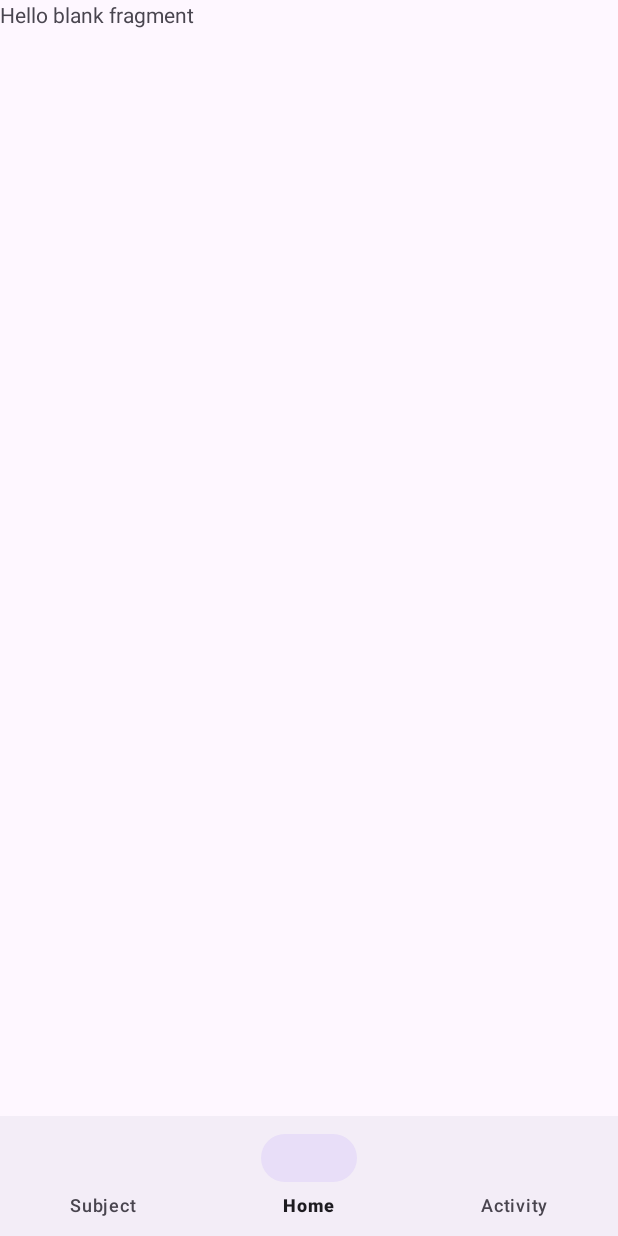
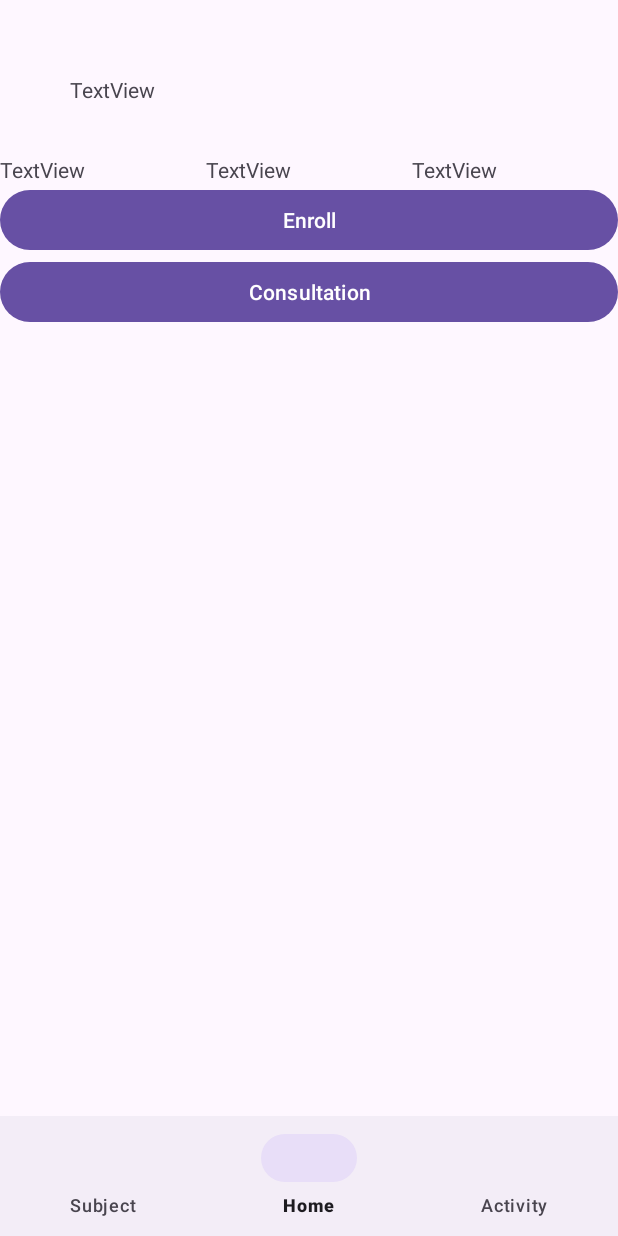
Before and after one commit to Chuanzz7/mobile_final, an Android app: the SubjectFragment screen opened through its navigation route, on a phone screen of 412 x 824 dp. Run offline under Robolectric (Android 15) with nearby library versions, the phone set to English and light mode, and no system bars; our stand-ins replace navigation-ui.

Commit message:
ui update

```diff
--- a/app/src/main/res/drawable/rounded_border.xml
+++ b/app/src/main/res/drawable/rounded_border.xml
@@ -2,7 +2,7 @@
 <shape xmlns:android="http://schemas.android.com/apk/res/android">
     <solid android:color="#ffffffff"/>
 
-    <stroke android:width="3dp"
+    <stroke android:width="1dp"
         android:color="#ff000000"
         />
 
--- a/app/src/main/res/layout/container_activity.xml
+++ b/app/src/main/res/layout/container_activity.xml
@@ -6,19 +6,19 @@
     android:layout_height="wrap_content"
     android:layout_marginTop="20dp"
     android:background="@drawable/rounded_border"
-    android:backgroundTint="#DADADA"
+    android:backgroundTint="#F8F8F8"
     android:paddingBottom="8dp">
 
     <LinearLayout
         android:layout_width="346dp"
         android:layout_height="wrap_content"
         android:layout_marginTop="20dp"
-        android:layout_marginEnd="8dp"
         android:background="@drawable/chat_box"
         android:orientation="vertical"
         android:padding="50dp"
         app:layout_constraintBottom_toBottomOf="parent"
         app:layout_constraintEnd_toEndOf="parent"
+        app:layout_constraintStart_toStartOf="parent"
         app:layout_constraintTop_toTopOf="parent"
         app:layout_constraintVertical_bias="0.0">
 
--- a/app/src/main/res/layout/fragment_subject.xml
+++ b/app/src/main/res/layout/fragment_subject.xml
@@ -1,13 +1,68 @@
 <?xml version="1.0" encoding="utf-8"?>
 <ScrollView xmlns:android="http://schemas.android.com/apk/res/android"
+    xmlns:app="http://schemas.android.com/apk/res-auto"
     xmlns:tools="http://schemas.android.com/tools"
     android:layout_width="match_parent"
-    android:layout_height="match_parent"
+    android:layout_height="wrap_content"
     tools:context=".SubjectFragment">
 
-    <TextView
+
+    <LinearLayout
         android:layout_width="match_parent"
-        android:layout_height="match_parent"
-        android:text="@string/hello_blank_fragment" />
+        android:layout_height="wrap_content"
+        android:gravity="center"
+        android:orientation="vertical"
+        android:paddingTop="50dp">
 
+        <TextView
+            android:id="@+id/txt_subject_name"
+            android:layout_width="318dp"
+            android:layout_height="53dp"
+            android:text="TextView" />
+
+        <LinearLayout
+            android:layout_width="match_parent"
+            android:layout_height="match_parent"
+            android:orientation="horizontal">
+
+            <TextView
+                android:id="@+id/txtNumberOfStudent"
+                android:layout_width="wrap_content"
+                android:layout_height="wrap_content"
+                android:layout_weight="1"
+                android:text="TextView" />
+
+            <TextView
+                android:id="@+id/txtCreditHour"
+                android:layout_width="wrap_content"
+                android:layout_height="wrap_content"
+                android:layout_weight="1"
+                android:text="TextView" />
+
+            <TextView
+                android:id="@+id/txtYear"
+                android:layout_width="wrap_content"
+                android:layout_height="wrap_content"
+                android:layout_weight="1"
+                android:text="TextView" />
+
+        </LinearLayout>
+
+        <ListView
+            android:layout_width="match_parent"
+            android:layout_height="match_parent" />
+
+        <Button
+            android:id="@+id/btn_enroll"
+            android:layout_width="match_parent"
+            android:layout_height="wrap_content"
+            android:text="Enroll" />
+
+        <Button
+            android:id="@+id/button5"
+            android:layout_width="match_parent"
+            android:layout_height="wrap_content"
+            android:text="Consultation" />
+
+    </LinearLayout>
 </ScrollView>
--- a/app/src/main/res/layout/fragment_subject_list.xml
+++ b/app/src/main/res/layout/fragment_subject_list.xml
@@ -1,9 +1,12 @@
 <?xml version="1.0" encoding="utf-8"?>
 <androidx.constraintlayout.widget.ConstraintLayout xmlns:android="http://schemas.android.com/apk/res/android"
+    xmlns:app="http://schemas.android.com/apk/res-auto"
     xmlns:tools="http://schemas.android.com/tools"
     android:layout_width="match_parent"
     android:layout_height="match_parent"
-    tools:context=".SubjectListFragment" >
+    android:layout_marginTop="50dp"
+    android:layout_marginBottom="50dp"
+    tools:context=".SubjectListFragment">
 
     <androidx.recyclerview.widget.RecyclerView
         android:id="@+id/recycleViewSubjectList"
```
Also changed, not shown: app/src/main/res/layout/container_subject_list.xml (+22 -20 lines).
